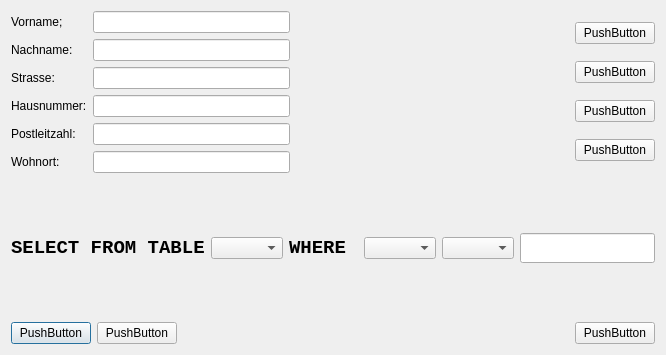
The window that dialog.ui (JUNGROL/testQt) describes before a commit, drawn with Qt 5.
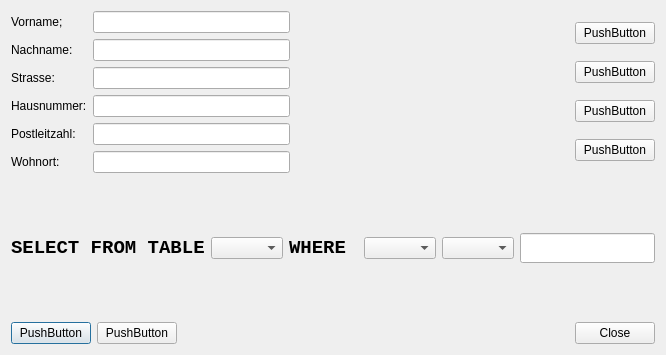
The same window after the commit.

Commit message: just another update

Diff of the .ui file:
```diff
--- a/dialog.ui
+++ b/dialog.ui
@@ -127,7 +127,7 @@
      <item>
       <widget class="QPushButton" name="pushButton_7">
        <property name="text">
-        <string>PushButton</string>
+        <string>Close</string>
        </property>
       </widget>
      </item>
```
Left out of the diff: 2 changed lines with no effect on the pictures. The commit also changes 2 other files.
